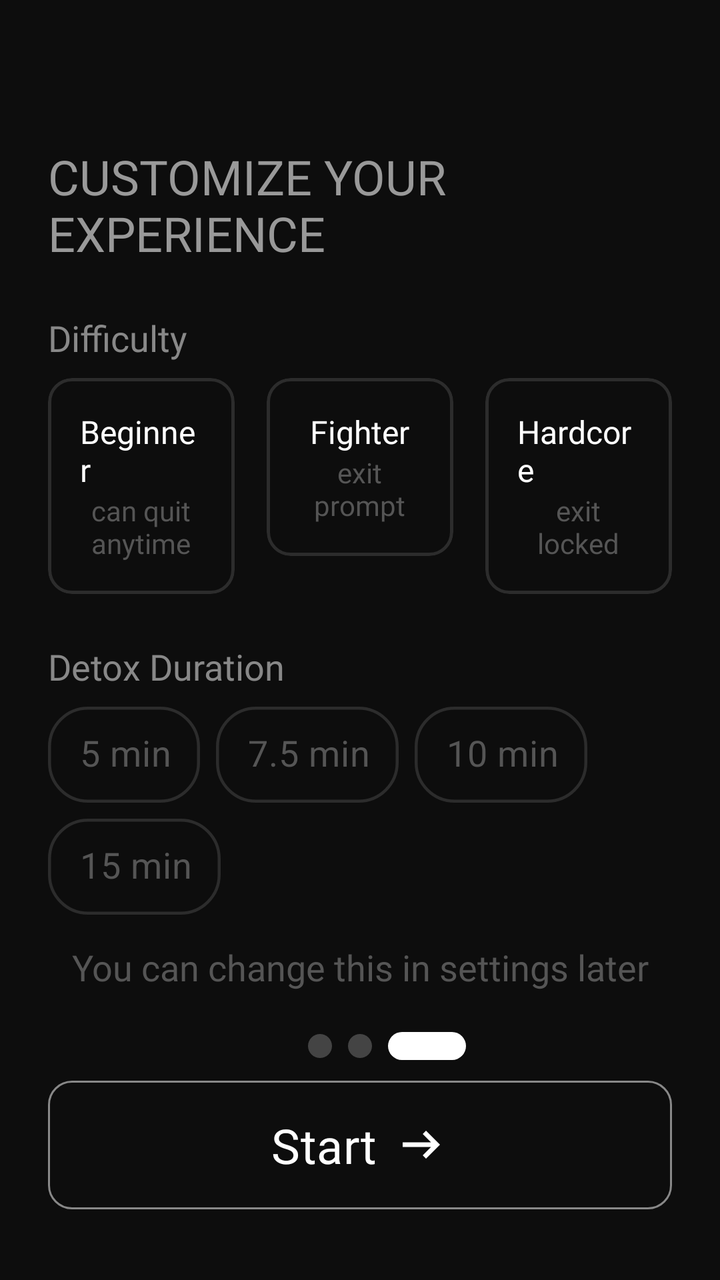
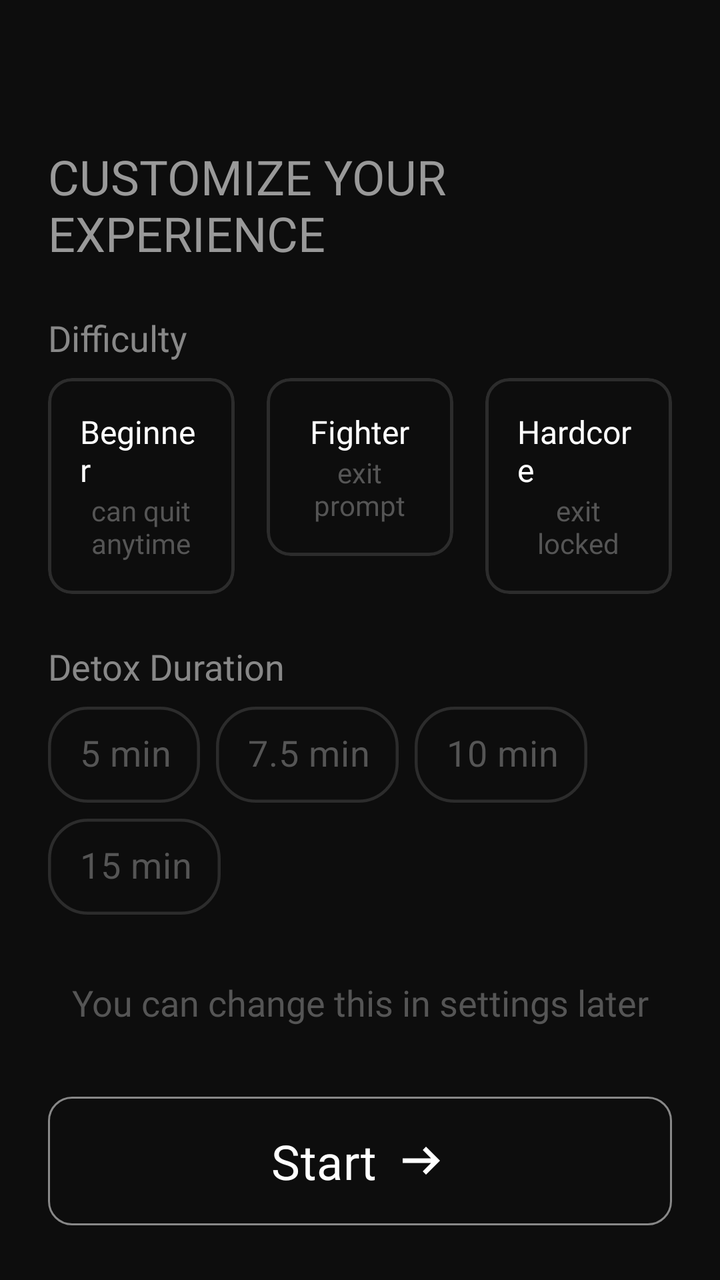

Screens rendered from an Android XML layout before and after an edit, with the pre-edit source and the edit as a unified diff.
<!-- AndroidManifest.xml: application theme Theme.BoredomFocus -->
<!-- res/layout/onboarding_fragment_third.xml -->
<?xml version="1.0" encoding="utf-8"?>
<androidx.constraintlayout.widget.ConstraintLayout xmlns:android="http://schemas.android.com/apk/res/android"
    xmlns:app="http://schemas.android.com/apk/res-auto"
    xmlns:tools="http://schemas.android.com/tools"
    android:id="@+id/onboarding3"
    android:layout_width="match_parent"
    android:layout_height="match_parent"
    android:background="#0D0D0D"
    android:padding="24dp">

    <TextView
        android:id="@+id/tvOnboarding3Title"
        android:layout_width="wrap_content"
        android:layout_height="wrap_content"
        android:fontFamily="@font/inter_medium"
        android:text="Customize Your Experience"
        android:textAllCaps="true"
        android:textColor="#999999"
        android:textSize="24sp"
        android:layout_marginTop="48dp"
        app:layout_constraintStart_toStartOf="parent"
        app:layout_constraintTop_toTopOf="parent" />

    <TextView
        android:id="@+id/tvOnboarding3Difficulty"
        android:layout_width="wrap_content"
        android:layout_height="wrap_content"
        android:text="Difficulty"
        android:fontFamily="@font/inter_regular"
        android:textSize="18sp"
        android:textColor="#888888"
        android:layout_marginTop="24dp"
        android:paddingBottom="8dp"
        app:layout_constraintStart_toStartOf="parent"
        app:layout_constraintTop_toBottomOf="@+id/tvOnboarding3Title" />

    <com.google.android.material.card.MaterialCardView
        android:id="@+id/cardOnboarding3Beginner"
        android:layout_width="0dp"
        android:layout_height="wrap_content"
        android:layout_weight="1"
        android:checkable="true"
        android:clickable="true"
        android:focusable="true"
        app:cardBackgroundColor="#0D0D0D"
        app:layout_constraintEnd_toStartOf="@+id/cardOnboarding3Fighter"
        app:layout_constraintHorizontal_bias="0.5"
        app:layout_constraintStart_toStartOf="parent"
        app:layout_constraintTop_toBottomOf="@+id/tvOnboarding3Difficulty"
        app:strokeColor="@color/stroke_beginner"
        app:strokeWidth="1.5dp">

        <LinearLayout
            android:layout_width="match_parent"
            android:layout_height="match_parent"
            android:gravity="center"
            android:orientation="vertical"
            android:padding="16dp">

            <TextView
                android:layout_width="wrap_content"
                android:layout_height="wrap_content"
                android:fontFamily="@font/inter_bold"
                android:text="Beginner"
                android:textColor="@color/white"
                android:textSize="16sp" />

            <TextView
                android:layout_width="wrap_content"
                android:layout_height="wrap_content"
                android:fontFamily="@font/inter_regular"
                android:text="can quit\nanytime"
                android:textColor="#555555" />
        </LinearLayout>
    </com.google.android.material.card.MaterialCardView>

    <com.google.android.material.card.MaterialCardView
        android:id="@+id/cardOnboarding3Fighter"
        android:layout_width="0dp"
        android:layout_height="wrap_content"
        android:layout_weight="1"
        android:checkable="true"
        android:clickable="true"
        android:focusable="true"
        app:cardBackgroundColor="#0D0D0D"
        app:layout_constraintEnd_toStartOf="@+id/cardOnboarding3Hardcore"
        app:layout_constraintHorizontal_bias="0.5"
        app:layout_constraintStart_toEndOf="@+id/cardOnboarding3Beginner"
        app:layout_constraintTop_toBottomOf="@+id/tvOnboarding3Difficulty"
        app:strokeColor="@color/stroke_fighter"
        app:strokeWidth="1.5dp"
        android:layout_marginHorizontal="16dp">

        <LinearLayout
            android:layout_width="match_parent"
            android:layout_height="match_parent"
            android:gravity="center"
            android:orientation="vertical"
            android:padding="16dp">

            <TextView
                android:layout_width="wrap_content"
                android:layout_height="wrap_content"
                android:fontFamily="@font/inter_bold"
                android:text="Fighter"
                android:textColor="@color/white"
                android:textSize="16sp" />

            <TextView
                android:layout_width="wrap_content"
                android:layout_height="wrap_content"
                android:fontFamily="@font/inter_regular"
                android:text="exit\nprompt"
                android:textAlignment="center"
                android:textColor="#555555" />
        </LinearLayout>
    </com.google.android.material.card.MaterialCardView>

    <com.google.android.material.card.MaterialCardView
        android:id="@+id/cardOnboarding3Hardcore"
        android:layout_width="0dp"
        android:layout_height="wrap_content"
        android:layout_weight="1"
        android:checkable="true"
        android:clickable="true"
        android:focusable="true"
        app:cardBackgroundColor="#0D0D0D"
        app:layout_constraintEnd_toEndOf="parent"
        app:layout_constraintHorizontal_bias="0.5"
        app:layout_constraintStart_toEndOf="@+id/cardOnboarding3Fighter"
        app:layout_constraintTop_toBottomOf="@+id/tvOnboarding3Difficulty"
        app:strokeColor="@color/stroke_hardcore"
        app:strokeWidth="1.5dp">

        <LinearLayout
            android:layout_width="match_parent"
            android:layout_height="match_parent"
            android:gravity="center"
            android:orientation="vertical"
            android:padding="16dp">

            <TextView
                android:layout_width="wrap_content"
                android:layout_height="wrap_content"
                android:fontFamily="@font/inter_bold"
                android:text="Hardcore"
                android:textColor="@color/white"
                android:textSize="16sp" />

            <TextView
                android:layout_width="wrap_content"
                android:layout_height="wrap_content"
                android:fontFamily="@font/inter_regular"
                android:text="exit\nlocked"
                android:textAlignment="center"
                android:textColor="#555555" />
        </LinearLayout>
    </com.google.android.material.card.MaterialCardView>


    <TextView
        android:id="@+id/tvOnboarding3DetoxDuration"
        android:layout_width="wrap_content"
        android:layout_height="wrap_content"
        android:text="Detox Duration"
        android:fontFamily="@font/inter_regular"
        android:textSize="18sp"
        android:textColor="#888888"
        android:layout_marginTop="24dp"
        android:paddingBottom="8dp"
        app:layout_constraintStart_toStartOf="parent"
        app:layout_constraintTop_toBottomOf="@+id/cardOnboarding3Beginner" />

    <com.google.android.material.chip.ChipGroup
        android:id="@+id/cgOnboarding3Duration"
        android:layout_width="match_parent"
        android:layout_height="wrap_content"
        app:layout_constraintEnd_toEndOf="parent"
        app:layout_constraintStart_toStartOf="parent"
        app:layout_constraintTop_toBottomOf="@+id/tvOnboarding3DetoxDuration"
        app:singleSelection="true">

        <com.google.android.material.chip.Chip
            style="@style/Widget.MaterialComponents.Chip.Choice"
            android:id="@+id/chipOnboarding3Duration1"
            android:layout_width="wrap_content"
            android:layout_height="wrap_content"
            app:chipMinHeight="50dp"
            app:chipStartPadding="8dp"
            app:chipEndPadding="8dp"
            android:backgroundTint="#0D0D0D"
            android:fontFamily="@font/inter_regular"
            android:text="5 min"
            android:textSize="18sp"
            android:textColor="#555555"
            app:chipCornerRadius="20dp"
            app:chipStrokeColor="@color/stroke_beginner"
            app:chipStrokeWidth="1.5dp"/>

        <com.google.android.material.chip.Chip
            style="@style/Widget.MaterialComponents.Chip.Choice"
            android:id="@+id/chipOnboarding3Duration2"
            android:layout_width="wrap_content"
            android:layout_height="wrap_content"
            app:chipMinHeight="50dp"
            app:chipStartPadding="8dp"
            app:chipEndPadding="8dp"
            android:backgroundTint="#0D0D0D"
            android:fontFamily="@font/inter_regular"
            android:text="7.5 min"
            android:textSize="18sp"
            android:textColor="#555555"
            app:chipCornerRadius="20dp"
            app:chipStrokeColor="@color/stroke_beginner"
            app:chipStrokeWidth="1.5dp"/>

        <com.google.android.material.chip.Chip
            style="@style/Widget.MaterialComponents.Chip.Choice"
            android:id="@+id/chipOnboarding3Duration3"
            android:layout_width="wrap_content"
            android:layout_height="wrap_content"
            app:chipMinHeight="50dp"
            app:chipStartPadding="8dp"
            app:chipEndPadding="8dp"
            android:backgroundTint="#0D0D0D"
            android:fontFamily="@font/inter_regular"
            android:text="10 min"
            android:textSize="18sp"
            android:textColor="#555555"
            app:chipCornerRadius="20dp"
            app:chipStrokeColor="@color/stroke_beginner"
            app:chipStrokeWidth="1.5dp"/>

        <com.google.android.material.chip.Chip
            style="@style/Widget.MaterialComponents.Chip.Choice"
            android:id="@+id/chipOnboarding3Duration4"
            android:layout_width="wrap_content"
            android:layout_height="wrap_content"
            app:chipMinHeight="50dp"
            app:chipStartPadding="8dp"
            app:chipEndPadding="8dp"
            android:backgroundTint="#0D0D0D"
            android:fontFamily="@font/inter_regular"
            android:text="15 min"
            android:textSize="18sp"
            android:textColor="#555555"
            app:chipCornerRadius="20dp"
            app:chipStrokeColor="@color/stroke_beginner"
            app:chipStrokeWidth="1.5dp"/>

    </com.google.android.material.chip.ChipGroup>

    <TextView
        android:id="@+id/tvOnboarding3Description"
        android:layout_width="wrap_content"
        android:layout_height="wrap_content"
        android:fontFamily="@font/inter_medium"
        android:text="You can change this in settings later"
        android:textAlignment="center"
        android:textColor="#555555"
        android:textSize="18sp"
        app:layout_constraintBottom_toTopOf="@+id/lineOnboarding3"
        app:layout_constraintEnd_toEndOf="parent"
        app:layout_constraintStart_toStartOf="parent"
        app:layout_constraintTop_toBottomOf="@+id/cgOnboarding3Duration" />

    <androidx.constraintlayout.widget.Guideline
        android:id="@+id/lineOnboarding3"
        android:layout_width="match_parent"
        android:layout_height="match_parent"
        android:orientation="horizontal"
        app:layout_constraintGuide_percent="0.82"/>

    <View
        android:id="@+id/viewOnboarding3Right"
        android:layout_width="39dp"
        android:layout_height="14dp"
        android:background="@drawable/chosen_onboarding"
        android:layout_marginLeft="8dp"
        app:layout_constraintBottom_toTopOf="@+id/btnOnboarding3Start"
        app:layout_constraintStart_toEndOf="@+id/viewOnboarding3Center"
        app:layout_constraintTop_toTopOf="@+id/lineOnboarding3" />

    <View
        android:id="@+id/viewOnboarding3Center"
        android:layout_width="12dp"
        android:layout_height="12dp"
        android:background="@drawable/circle_onboarding"
        app:layout_constraintBottom_toTopOf="@+id/btnOnboarding3Start"
        app:layout_constraintEnd_toEndOf="parent"
        app:layout_constraintHorizontal_bias="0.5"
        app:layout_constraintStart_toStartOf="parent"
        app:layout_constraintTop_toTopOf="@+id/lineOnboarding3" />

    <View
        android:id="@+id/viewOnboarding3Left"
        android:layout_width="12dp"
        android:layout_height="12dp"
        android:background="@drawable/circle_onboarding"
        android:layout_marginRight="8dp"
        app:layout_constraintBottom_toTopOf="@+id/btnOnboarding3Start"
        app:layout_constraintEnd_toStartOf="@+id/viewOnboarding3Center"
        app:layout_constraintTop_toTopOf="@+id/lineOnboarding3" />

    <com.google.android.material.button.MaterialButton
        android:id="@+id/btnOnboarding3Start"
        android:layout_width="match_parent"
        android:layout_height="wrap_content"
        android:backgroundTint="#0D0D0D"
        android:fontFamily="@font/inter_bold"
        android:paddingVertical="16dp"
        android:text="Start"
        android:textColor="@color/white"
        android:textSize="24sp"
        app:cornerRadius="12dp"
        app:icon="@drawable/ic_arrow_right"
        app:iconGravity="textEnd"
        app:iconSize="28dp"
        app:iconTint="@color/white"
        app:layout_constraintBottom_toBottomOf="parent"
        app:layout_constraintTop_toBottomOf="@+id/viewOnboarding3Left"
        app:strokeColor="#888888"
        app:strokeWidth="1dp"
        tools:layout_editor_absoluteX="24dp" />

</androidx.constraintlayout.widget.ConstraintLayout>
<!-- resources referenced by this layout -->
<resources>
  <color name="white">#FFFFFFFF</color>
  <!-- drawable chosen_onboarding (drawable) -->
  <?xml version="1.0" encoding="utf-8"?>
  <shape xmlns:android="http://schemas.android.com/apk/res/android"
      android:shape="rectangle">
      <solid android:color="@color/white"/>
      <corners android:radius="100dp"/>
  </shape>
  <!-- drawable circle_onboarding (drawable) -->
  <?xml version="1.0" encoding="utf-8"?>
  <shape xmlns:android="http://schemas.android.com/apk/res/android"
      android:shape="oval">
      <solid android:color="#444444"/>
      <size android:height="12dp" android:width="12dp"/>
  </shape>
  <!-- drawable ic_arrow_right (drawable) -->
  <vector xmlns:android="http://schemas.android.com/apk/res/android" android:autoMirrored="true" android:height="24dp" android:tint="#000000" android:viewportHeight="960" android:viewportWidth="960" android:width="24dp">
        
      <path android:fillColor="@android:color/white" android:pathData="M560,720L504,662L646,520L160,520L160,440L646,440L504,298L560,240L800,480L560,720Z"/>
      
  </vector>
  <style name="Theme.BoredomFocus" parent="Base.Theme.BoredomFocus" />
  <style name="Base.Theme.BoredomFocus" parent="Theme.Material3.DayNight.NoActionBar">
          
          
      </style>
</resources>

<!-- the commit's change to res/layout/onboarding_fragment_third.xml (unified diff, before → after) -->
@@ -269,38 +269,8 @@
         android:layout_width="match_parent"
         android:layout_height="match_parent"
         android:orientation="horizontal"
-        app:layout_constraintGuide_percent="0.82"/>
-
-    <View
-        android:id="@+id/viewOnboarding3Right"
-        android:layout_width="39dp"
-        android:layout_height="14dp"
-        android:background="@drawable/chosen_onboarding"
-        android:layout_marginLeft="8dp"
-        app:layout_constraintBottom_toTopOf="@+id/btnOnboarding3Start"
-        app:layout_constraintStart_toEndOf="@+id/viewOnboarding3Center"
-        app:layout_constraintTop_toTopOf="@+id/lineOnboarding3" />
-
-    <View
-        android:id="@+id/viewOnboarding3Center"
-        android:layout_width="12dp"
-        android:layout_height="12dp"
-        android:background="@drawable/circle_onboarding"
-        app:layout_constraintBottom_toTopOf="@+id/btnOnboarding3Start"
-        app:layout_constraintEnd_toEndOf="parent"
-        app:layout_constraintHorizontal_bias="0.5"
-        app:layout_constraintStart_toStartOf="parent"
-        app:layout_constraintTop_toTopOf="@+id/lineOnboarding3" />
-
-    <View
-        android:id="@+id/viewOnboarding3Left"
-        android:layout_width="12dp"
-        android:layout_height="12dp"
-        android:background="@drawable/circle_onboarding"
-        android:layout_marginRight="8dp"
-        app:layout_constraintBottom_toTopOf="@+id/btnOnboarding3Start"
-        app:layout_constraintEnd_toStartOf="@+id/viewOnboarding3Center"
-        app:layout_constraintTop_toTopOf="@+id/lineOnboarding3" />
+        app:layout_constraintGuide_percent="0.88"/>
+    
 
     <com.google.android.material.button.MaterialButton
         android:id="@+id/btnOnboarding3Start"
@@ -318,9 +288,11 @@
         app:iconSize="28dp"
         app:iconTint="@color/white"
         app:layout_constraintBottom_toBottomOf="parent"
-        app:layout_constraintTop_toBottomOf="@+id/viewOnboarding3Left"
+        app:layout_constraintEnd_toEndOf="parent"
+        app:layout_constraintHorizontal_bias="0.5"
+        app:layout_constraintStart_toStartOf="parent"
+        app:layout_constraintTop_toTopOf="@+id/lineOnboarding3"
         app:strokeColor="#888888"
-        app:strokeWidth="1dp"
-        tools:layout_editor_absoluteX="24dp" />
+        app:strokeWidth="1dp" />
 
 </androidx.constraintlayout.widget.ConstraintLayout>
<!-- resource entries referenced after the edit -->
@@ -1,20 +1,6 @@
 <!-- resources referenced by this layout -->
 <resources>
   <color name="white">#FFFFFFFF</color>
-  <!-- drawable chosen_onboarding (drawable) -->
-  <?xml version="1.0" encoding="utf-8"?>
-  <shape xmlns:android="http://schemas.android.com/apk/res/android"
-      android:shape="rectangle">
-      <solid android:color="@color/white"/>
-      <corners android:radius="100dp"/>
-  </shape>
-  <!-- drawable circle_onboarding (drawable) -->
-  <?xml version="1.0" encoding="utf-8"?>
-  <shape xmlns:android="http://schemas.android.com/apk/res/android"
-      android:shape="oval">
-      <solid android:color="#444444"/>
-      <size android:height="12dp" android:width="12dp"/>
-  </shape>
   <!-- drawable ic_arrow_right (drawable) -->
   <vector xmlns:android="http://schemas.android.com/apk/res/android" android:autoMirrored="true" android:height="24dp" android:tint="#000000" android:viewportHeight="960" android:viewportWidth="960" android:width="24dp">
         
